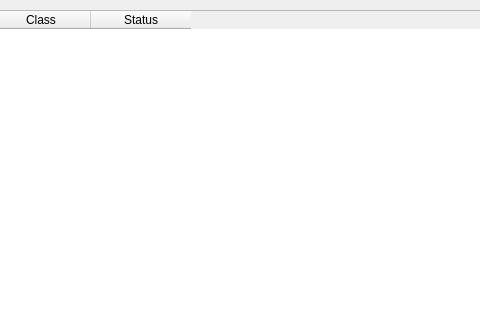
Before: the Qt Designer form DriverVisualiser/mainwindow.ui in artem-dev-c/DriverVisualiser, drawn with Qt 5; both pictures show x 230 to 710 and y 0 to 320 of the 1162 by 848 pixel window.
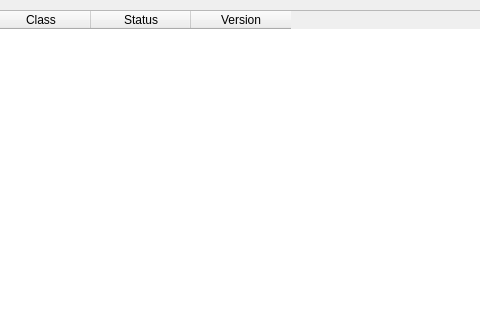
After: the same form once the commit is applied.

```diff
--- a/DriverVisualiser/mainwindow.ui
+++ b/DriverVisualiser/mainwindow.ui
@@ -43,6 +43,11 @@
       <string>Status</string>
      </property>
     </column>
+    <column>
+     <property name="text">
+      <string>Version</string>
+     </property>
+    </column>
    </widget>
   </widget>
   <widget class="QMenuBar" name="menubar">
```
